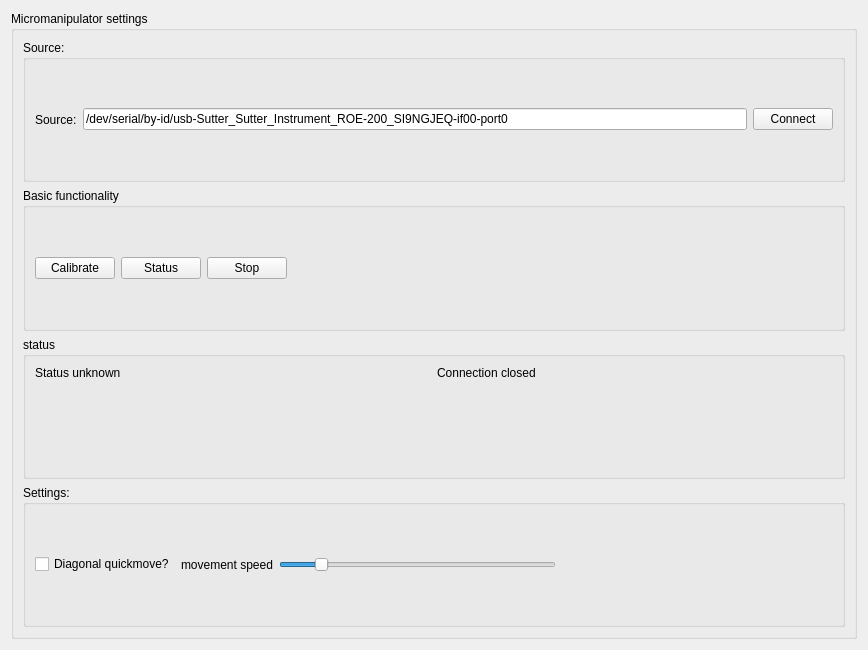
This is plugins/Sutter/sutter_settingsWidget.ui in pyIVLS/pyIVLS as Qt 5 draws it before an edit. The edited form follows.
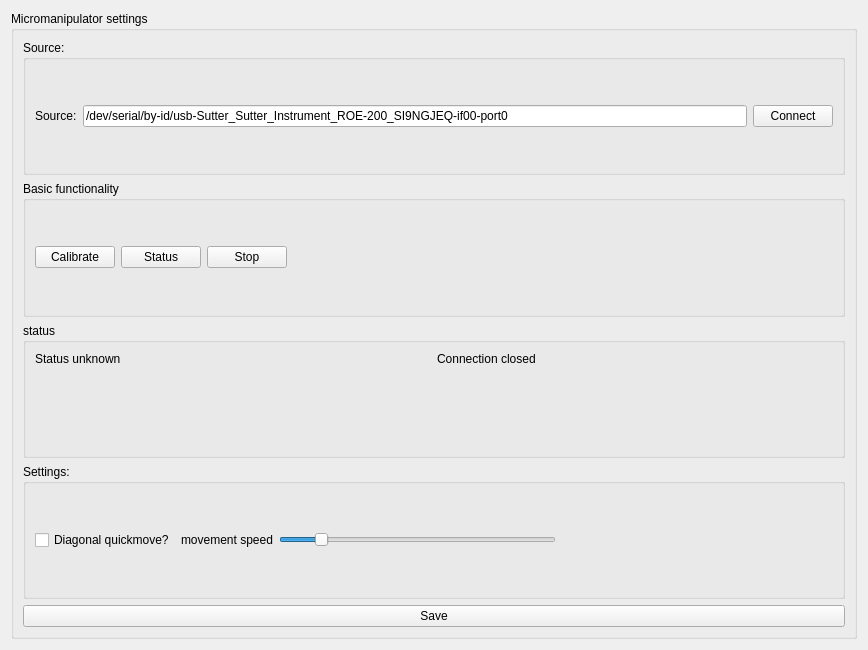
This is the edited form.

Commit message: Added modifications to Affine, fixing(?) coords method. Some changes to sutter-settings, and template for TLCCS-plugin

```diff
--- a/plugins/Sutter/sutter_settingsWidget.ui
+++ b/plugins/Sutter/sutter_settingsWidget.ui
@@ -180,6 +180,13 @@
         </layout>
        </widget>
       </item>
+      <item>
+       <widget class="QPushButton" name="saveButton">
+        <property name="text">
+         <string>Save</string>
+        </property>
+       </widget>
+      </item>
      </layout>
     </widget>
    </item>
```
The commit also changes 10 other files.
